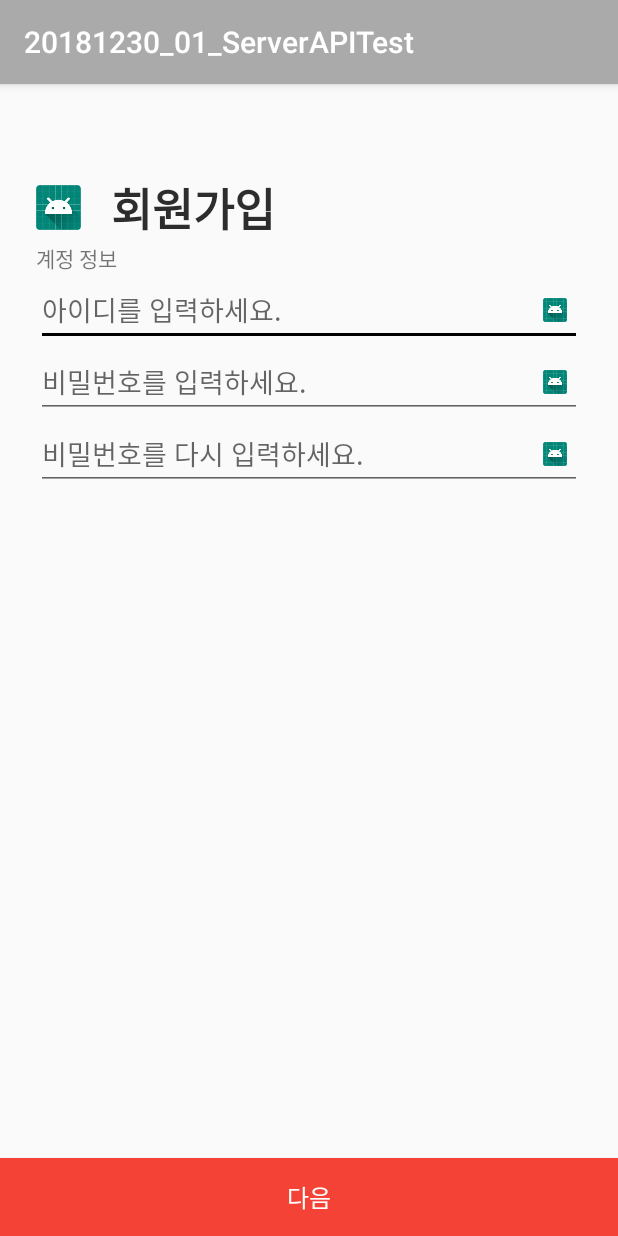
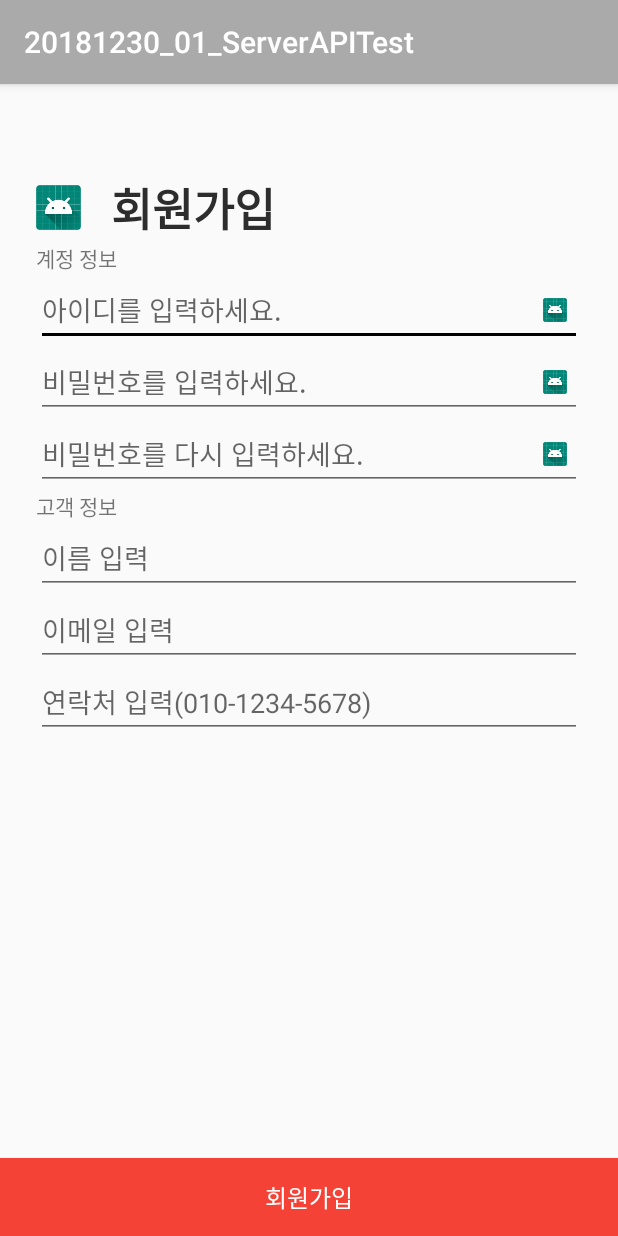
Before and after one commit to mmacarons/20181230_01_ServerAPITest, an Android app: the SignUpActivity screen opened directly, with no data from a screen before it, on a phone screen of 412 x 824 dp. Run offline under Robolectric (Android 15) with nearby library versions, the phone set to English and light mode, and no system bars.

Commit message:
아이디/비밀번호 검증 로직 마무리

```diff
--- a/app/src/main/java/kr/tjit/a20181230_01_serverapitest/MainActivity.java
+++ b/app/src/main/java/kr/tjit/a20181230_01_serverapitest/MainActivity.java
@@ -1,5 +1,6 @@
 package kr.tjit.a20181230_01_serverapitest;
 
+import android.content.Intent;
 import android.os.Bundle;
 import android.util.Log;
 import android.view.View;
@@ -37,6 +38,16 @@ public class MainActivity extends BaseActivity {
 
     @Override
     public void setupEvents() {
+
+        signUpTxt.setOnClickListener(new View.OnClickListener() {
+            @Override
+            public void onClick(View v) {
+                Intent intent = new Intent(mContext, SignUpActivity.class);
+                startActivity(intent);
+
+            }
+        });
+
 
         loginBtn.setOnClickListener(new View.OnClickListener() {
             @Override
--- a/app/src/main/java/kr/tjit/a20181230_01_serverapitest/SignUpActivity.java
+++ b/app/src/main/java/kr/tjit/a20181230_01_serverapitest/SignUpActivity.java
@@ -1,9 +1,20 @@
 package kr.tjit.a20181230_01_serverapitest;
 
-import android.support.v7.app.AppCompatActivity;
 import android.os.Bundle;
+import android.view.View;
+import android.widget.Button;
+import android.widget.EditText;
+import android.widget.Toast;
 
 public class SignUpActivity extends BaseActivity {
+
+    private android.widget.EditText userIdEdt;
+    private android.widget.EditText UserPwEdt;
+    private android.widget.EditText userPwCheckEdt;
+    private android.widget.EditText userNameEdt;
+    private android.widget.EditText userEmailEdt;
+    private android.widget.EditText userPhoneEdt;
+    private android.widget.Button signUpBtn;
 
     @Override
     protected void onCreate(Bundle savedInstanceState) {
@@ -17,6 +28,37 @@ public class SignUpActivity extends BaseActivity {
     @Override
     public void setupEvents() {
 
+        signUpBtn.setOnClickListener(new View.OnClickListener() {
+            @Override
+            public void onClick(View v) {
+//                몇가지 검증 절차
+
+                if (userIdEdt.getText().toString().equals("")) {
+                    Toast.makeText(mContext, "아이디를 입력하세요.", Toast.LENGTH_SHORT).show();
+//                    아이디를 입력 안했으면 onclick메소드 강제종료
+                    return;
+                }
+
+//                아이디는 반드시 8글자 이상
+
+                if (userIdEdt.getText().toString().length() < 8) {
+                    Toast.makeText(mContext, "아이디는 8글자 이상이어야 합니다.", Toast.LENGTH_SHORT).show();
+                    return;
+                }
+
+//                비밀번호도 8글자 이상
+                if (userIdEdt.getText().toString().length() < 8) {
+                    Toast.makeText(mContext, "비밀번호는 8글자 이상이어야 합니다.", Toast.LENGTH_SHORT).show();
+                    return;
+                }
+
+//                비밀번호와 다시 입력한 비밀번호가 같아야 함
+                if (!UserPwEdt.getText().toString().equals(userPwCheckEdt.getText().toString())) {
+                    Toast.makeText(mContext, "비밀번호를 동일하게 입력해주세요.", Toast.LENGTH_SHORT).show();
+                    return;
+                }
+            }
+        });
     }
 
     @Override
@@ -27,5 +69,12 @@ public class SignUpActivity extends BaseActivity {
     @Override
     public void bindViews() {
 
+        this.signUpBtn = (Button) findViewById(R.id.signUpBtn);
+        this.userPhoneEdt = (EditText) findViewById(R.id.userPhoneEdt);
+        this.userEmailEdt = (EditText) findViewById(R.id.userEmailEdt);
+        this.userNameEdt = (EditText) findViewById(R.id.userNameEdt);
+        this.userPwCheckEdt = (EditText) findViewById(R.id.userPwCheckEdt);
+        this.UserPwEdt = (EditText) findViewById(R.id.UserPwEdt);
+        this.userIdEdt = (EditText) findViewById(R.id.userIdEdt);
     }
 }
--- a/app/src/main/res/layout/activity_sign_up.xml
+++ b/app/src/main/res/layout/activity_sign_up.xml
@@ -48,6 +48,7 @@
             android:layout_height="wrap_content">
 
             <EditText
+                android:id="@+id/userIdEdt"
                 android:layout_width="match_parent"
                 android:layout_height="wrap_content"
                 android:hint="아이디를 입력하세요."
@@ -68,6 +69,7 @@
             android:layout_height="wrap_content">
 
             <EditText
+                android:id="@+id/UserPwEdt"
                 android:layout_width="match_parent"
                 android:layout_height="wrap_content"
                 android:hint="비밀번호를 입력하세요."
@@ -88,6 +90,7 @@
             android:layout_height="wrap_content">
 
             <EditText
+                android:id="@+id/userPwCheckEdt"
                 android:layout_width="match_parent"
                 android:layout_height="wrap_content"
                 android:hint="비밀번호를 다시 입력하세요."
@@ -102,7 +105,34 @@
 
         </FrameLayout>
 
+        <TextView
+            android:layout_width="wrap_content"
+            android:layout_height="wrap_content"
+            android:text="고객 정보"/>
+
+        <EditText
+            android:id="@+id/userNameEdt"
+            android:singleLine="true"
+            android:layout_width="match_parent"
+            android:layout_height="wrap_content"
+            android:hint="이름 입력"/>
+
+        <EditText
+            android:id="@+id/userEmailEdt"
+            android:inputType="textEmailAddress"
+            android:layout_width="match_parent"
+            android:layout_height="wrap_content"
+            android:hint="이메일 입력"/>
+
+        <EditText
+            android:id="@+id/userPhoneEdt"
+            android:inputType="phone"
+            android:layout_width="match_parent"
+            android:layout_height="wrap_content"
+            android:hint="연락처 입력(010-1234-5678)"/>
+
     </LinearLayout>
+
 
     <TextView
         android:layout_width="wrap_content"
@@ -110,12 +140,13 @@
         android:layout_weight="1"/>
 
     <Button
+        android:id="@+id/signUpBtn"
         android:layout_width="match_parent"
         android:layout_height="52dp"
         android:background="@color/tomato"
         android:textColor="@color/white"
         android:textSize="16sp"
-        android:text="다음"/>
+        android:text="회원가입"/>
 
 
 </LinearLayout>
```
